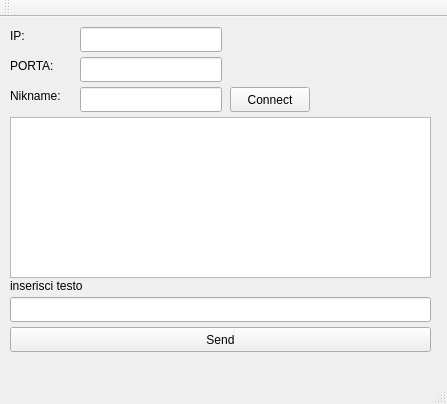
The window that ClientChatNando/mainwindow.ui (Elvisnando/cpp-ex) describes before a commit, drawn with Qt 5.
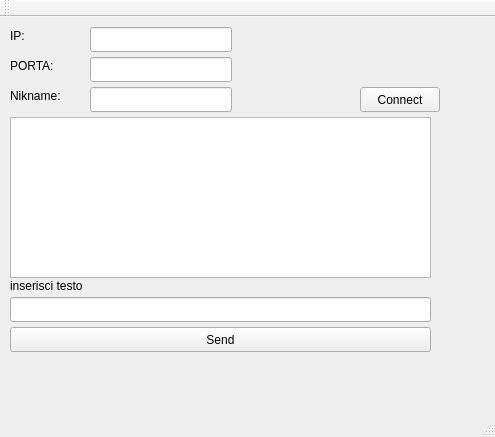
The same window after the commit.

```diff
--- a/ClientChatNando/mainwindow.ui
+++ b/ClientChatNando/mainwindow.ui
@@ -6,73 +6,14 @@
    <rect>
     <x>0</x>
     <y>0</y>
-    <width>447</width>
-    <height>404</height>
+    <width>495</width>
+    <height>437</height>
    </rect>
   </property>
   <property name="windowTitle">
    <string>MainWindow</string>
   </property>
   <widget class="QWidget" name="centralWidget">
-   <widget class="QLabel" name="label_2">
-    <property name="geometry">
-     <rect>
-      <x>10</x>
-      <y>40</y>
-      <width>51</width>
-      <height>17</height>
-     </rect>
-    </property>
-    <property name="text">
-     <string>PORTA:</string>
-    </property>
-   </widget>
-   <widget class="QLineEdit" name="lineEdit_2">
-    <property name="geometry">
-     <rect>
-      <x>80</x>
-      <y>10</y>
-      <width>142</width>
-      <height>25</height>
-     </rect>
-    </property>
-   </widget>
-   <widget class="QLabel" name="label">
-    <property name="geometry">
-     <rect>
-      <x>10</x>
-      <y>10</y>
-      <width>61</width>
-      <height>17</height>
-     </rect>
-    </property>
-    <property name="text">
-     <string>IP:</string>
-    </property>
-   </widget>
-   <widget class="QPushButton" name="pushButton">
-    <property name="geometry">
-     <rect>
-      <x>230</x>
-      <y>70</y>
-      <width>80</width>
-      <height>25</height>
-     </rect>
-    </property>
-    <property name="text">
-     <string>Connect</string>
-    </property>
-   </widget>
-   <widget class="QLineEdit" name="lineEdit">
-    <property name="geometry">
-     <rect>
-      <x>80</x>
-      <y>40</y>
-      <width>142</width>
-      <height>25</height>
-     </rect>
-    </property>
-   </widget>
    <widget class="QPushButton" name="pushButton_2">
     <property name="geometry">
      <rect>
@@ -109,29 +50,6 @@
      </rect>
     </property>
    </widget>
-   <widget class="QLabel" name="label_4">
-    <property name="geometry">
-     <rect>
-      <x>10</x>
-      <y>70</y>
-      <width>67</width>
-      <height>17</height>
-     </rect>
-    </property>
-    <property name="text">
-     <string>Nikname:</string>
-    </property>
-   </widget>
-   <widget class="QLineEdit" name="lineEdit_4">
-    <property name="geometry">
-     <rect>
-      <x>80</x>
-      <y>70</y>
-      <width>142</width>
-      <height>25</height>
-     </rect>
-    </property>
-   </widget>
    <widget class="QListWidget" name="listWidget">
     <property name="geometry">
      <rect>
@@ -142,6 +60,98 @@
      </rect>
     </property>
    </widget>
+   <widget class="QWidget" name="widget" native="true">
+    <property name="geometry">
+     <rect>
+      <x>10</x>
+      <y>0</y>
+      <width>461</width>
+      <height>101</height>
+     </rect>
+    </property>
+    <widget class="QLabel" name="label">
+     <property name="geometry">
+      <rect>
+       <x>0</x>
+       <y>10</y>
+       <width>21</width>
+       <height>17</height>
+      </rect>
+     </property>
+     <property name="text">
+      <string>IP:</string>
+     </property>
+    </widget>
+    <widget class="QLineEdit" name="lineEdit_2">
+     <property name="geometry">
+      <rect>
+       <x>80</x>
+       <y>10</y>
+       <width>142</width>
+       <height>25</height>
+      </rect>
+     </property>
+    </widget>
+    <widget class="QLabel" name="label_2">
+     <property name="geometry">
+      <rect>
+       <x>0</x>
+       <y>40</y>
+       <width>51</width>
+       <height>17</height>
+      </rect>
+     </property>
+     <property name="text">
+      <string>PORTA:</string>
+     </property>
+    </widget>
+    <widget class="QLineEdit" name="lineEdit">
+     <property name="geometry">
+      <rect>
+       <x>80</x>
+       <y>40</y>
+       <width>142</width>
+       <height>25</height>
+      </rect>
+     </property>
+    </widget>
+    <widget class="QLabel" name="label_4">
+     <property name="geometry">
+      <rect>
+       <x>0</x>
+       <y>70</y>
+       <width>67</width>
+       <height>17</height>
+      </rect>
+     </property>
+     <property name="text">
+      <string>Nikname:</string>
+     </property>
+    </widget>
+    <widget class="QLineEdit" name="lineEdit_4">
+     <property name="geometry">
+      <rect>
+       <x>80</x>
+       <y>70</y>
+       <width>142</width>
+       <height>25</height>
+      </rect>
+     </property>
+    </widget>
+    <widget class="QPushButton" name="pushButton">
+     <property name="geometry">
+      <rect>
+       <x>350</x>
+       <y>70</y>
+       <width>80</width>
+       <height>25</height>
+      </rect>
+     </property>
+     <property name="text">
+      <string>Connect</string>
+     </property>
+    </widget>
+   </widget>
   </widget>
   <widget class="QMenuBar" name="menuBar">
    <property name="geometry">
```
Left out of the diff: 2 changed lines with no effect on the pictures.
